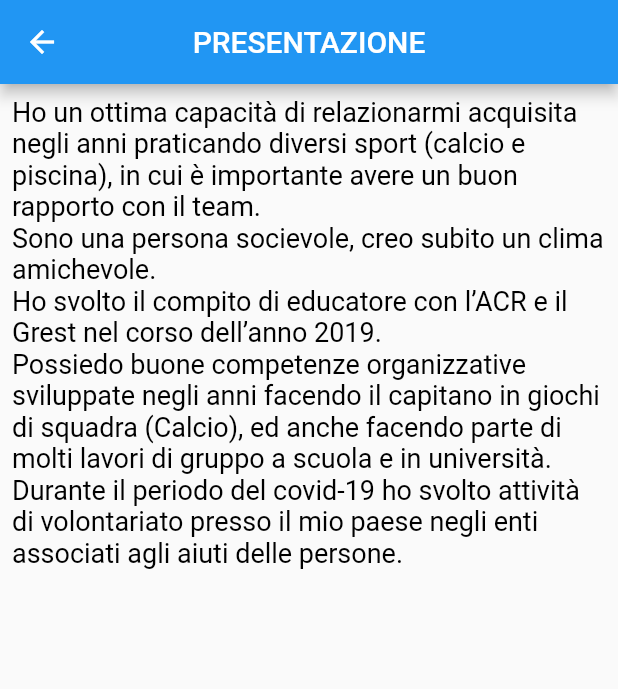
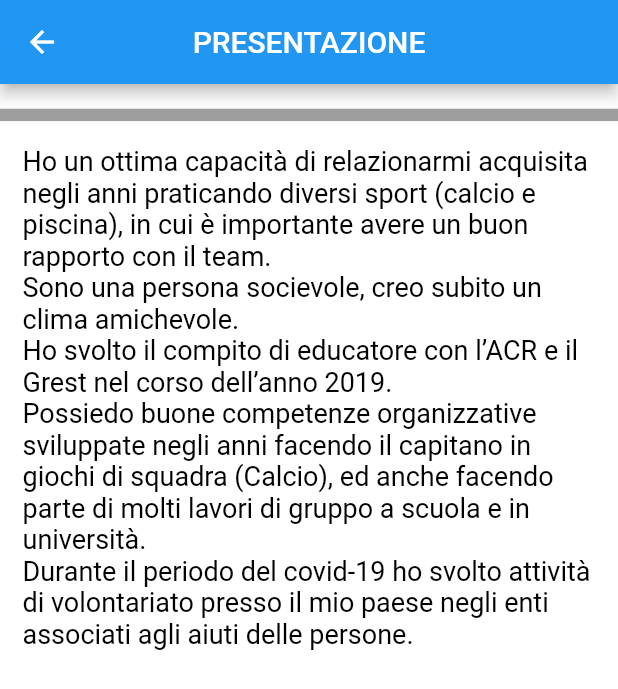
Before and after one commit to emanu2002/flutter_cv, a Flutter app: the DescriptionPage screen opened by its route, on a phone screen of 412 x 824 dp. Shown: the top 689 px of the screen. Run offline on Flutter 3.47's test engine with Material 2 defaults, Android fonts, the phone set to English and light mode, and no system bars; our stand-ins replace go_router; missing offline and left inert: dart:html.

Commit message:
piccole modifiche

```diff
--- a/progetto/lib/pages/description.dart
+++ b/progetto/lib/pages/description.dart
@@ -26,13 +26,36 @@ class _DescriptionPageState extends State<DescriptionPage>{
         title: const Text("PRESENTAZIONE"),
         centerTitle: true,
       ),
-      body: Container(
-        padding: const EdgeInsets.all(8.0),
-        child: ListView(
-          children: [
-            Text(userProvider.usr!.description , style: TextStyle(color: Colors.black, fontSize: 18)),
-          ],
-        ),
+      backgroundColor: Colors.white,
+      body: ListView(
+        children: [
+          Stack(
+            children: [
+              Container(
+                height: 50,
+                margin: EdgeInsets.only(top:MediaQuery.of(context).size.height *0.02),
+                decoration: BoxDecoration(
+                    color: Colors.grey
+                ),
+              ),
+              Container(
+                  height: 50,
+                  margin: EdgeInsets.only(top: MediaQuery.of(context).size.height *0.03),
+                  decoration: BoxDecoration(
+                      color: Colors.white
+                  )
+              ),
+              Container(
+                  margin: EdgeInsets.only(top: MediaQuery.of(context).size.height *0.05, left: 15, right: 15),
+                  child: Column(
+                    children: [
+                      Text(userProvider.usr!.description , style: TextStyle(color: Colors.black, fontSize: 18)),
+                    ],
+                  ),
+              )
+            ],
+          ),
+        ],
       ),
     );
   }
```
Also changed, not shown: progetto/lib/pages/contactMe.dart (+98 -10 lines).
